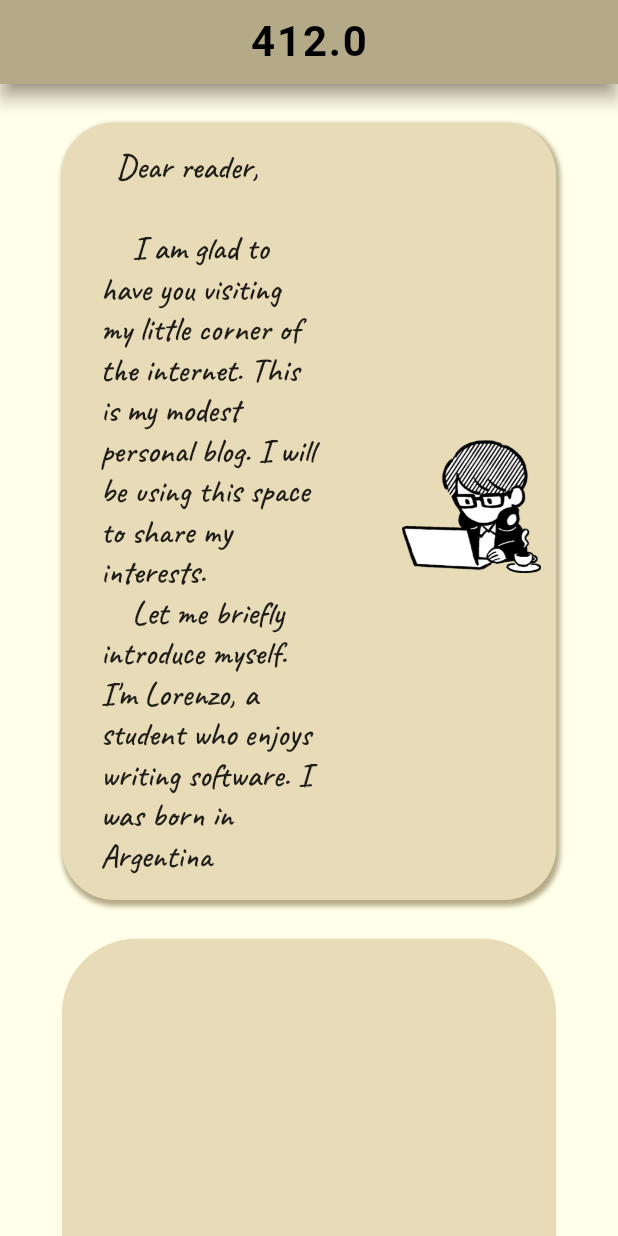
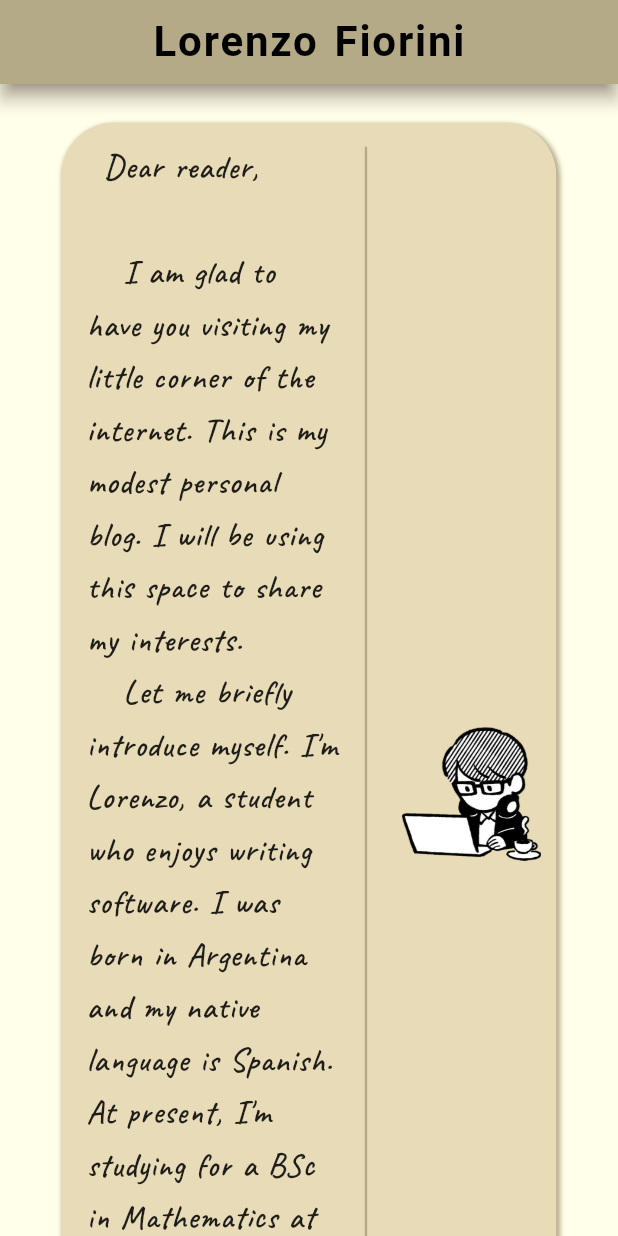
Before and after one commit to LorenFiorini/Personal-Portfolio, a Flutter app: the screen it shows after launch, on a phone screen of 412 x 824 dp. Run offline on Flutter 3.47's test engine with Material 2 defaults, Android fonts, the light colour scheme and no system bars; our stand-ins replace google_fonts; Roboto replaces fonts that are missing (Merienda).

Commit message:
ParentDataWidget solved

```diff
--- a/lib/home.dart
+++ b/lib/home.dart
@@ -1,5 +1,3 @@
-//import 'dart:html';
-
 import 'package:flutter/material.dart';
 import 'package:personal_portfolio/colors.dart';
 import 'package:personal_portfolio/texts.dart';
@@ -12,19 +10,16 @@ class Home extends StatefulWidget {
 }
 
 class _MyHomePageState extends State<Home> {
-
   @override
   Widget build(BuildContext context) {
     double screenWidth = MediaQuery.of(context).size.width;
 
     return Scaffold(
-
       appBar: AppBar(
         shape: RoundedRectangleBorder(),
         centerTitle: true,
         title: Text(
-          //'Lorenzo Fiorini',
-          screenWidth.toString(),
+          'Lorenzo Fiorini',
           style: GoogleFonts.merienda(
             textStyle: TextStyle(
               fontSize: 28,
@@ -39,24 +34,20 @@ class _MyHomePageState extends State<Home> {
         backgroundColor: paperDark,
         shadowColor: Colors.brown,
       ),
-
-      backgroundColor: paperLight, //Color(0xFF84FFFF),
-
+      backgroundColor: paperLight,
       body: Column(
         children: <Widget>[
-            Expanded(
+          Flexible(
             child: ListView(
-                padding:  EdgeInsets.fromLTRB(
+              padding: EdgeInsets.fromLTRB(
                 screenWidth / 10,
                 screenWidth / 10 * (5 / 8),
                 screenWidth / 10,
                 screenWidth / 10 * (5 / 8),
               ),
               children: <Widget>[
-
-                  Expanded(child:
-                  Container(
-                    //height: screenWidth * 0.5 * (5 / 8),
+                IntrinsicHeight(
+                  child: Container(
                     decoration: BoxDecoration(
                       color: primaryPaper,
                       shape: BoxShape.rectangle,
@@ -66,20 +57,22 @@ class _MyHomePageState extends State<Home> {
                           color: paperDark,
                           blurRadius: 2.0,
                           spreadRadius: 1.0,
-                          offset: Offset(1.5, 2.4), // shadow direction: bottom right
+                          offset: Offset(
+                              1.5, 2.4), // shadow direction: bottom right
                         )
                       ],
                     ),
+                    //height: MediaQuery.of(context).size.height,
+
                     child: Row(
                       children: <Widget>[
-
                         Flexible(
                           flex: 100,
                           child: Container(
                             padding: EdgeInsets.fromLTRB(
-                              screenWidth / 10 * (5 / 8),
                               screenWidth / 10 * pow(5 / 8, 2),
-                              screenWidth / 10 * (5 / 8),
+                              screenWidth / 10 * pow(5 / 8, 3),
+                              screenWidth / 10 * pow(5 / 8, 3),
                               screenWidth / 10 * pow(5 / 8, 2),
                             ),
                             decoration: BoxDecoration(
@@ -89,20 +82,21 @@ class _MyHomePageState extends State<Home> {
                             child: Text(
                               myDescription,
                               style: GoogleFonts.caveat(
+                                height: 1.6,
+                                letterSpacing: 5/8,
+                                wordSpacing: 1,
                                 fontWeight: FontWeight.w600,
                                 fontSize: 20 + screenWidth / 230,
                               ),
                             ),
                           ),
                         ),
-
                         VerticalDivider(
-                          indent: (MediaQuery.of(context).size.height) * 0.1,
-                          endIndent: (MediaQuery.of(context).size.height) * 0.1,
-                          thickness: 8/5,
+                          indent: screenWidth / 10 * pow(5 / 8, 2),
+                          endIndent: screenWidth / 10 * pow(5 / 8, 2),
+                          thickness: 8 / 5,
                           color: paperDark,
                         ),
-
                         Flexible(
                           flex: 61,
                           child: Container(
@@ -113,19 +107,17 @@ class _MyHomePageState extends State<Home> {
                               screenWidth / 10 * pow(5 / 8, 2),
                             ),
                             alignment: Alignment.center,
-                            child: Image.asset('assets/images/people_007-blk-w.png'),
+                            child: Image.asset(
+                                'assets/images/people_007-blk-w.png'),
                           ),
                         ),
                       ],
                     ),
                   ),
                 ),
-
-
                 SizedBox(
                   height: screenWidth / 10 * (5 / 8),
-                  ),
-
+                ), /*
                 Container(
                   height: 500,
                   decoration: BoxDecoration(
@@ -134,11 +126,9 @@ class _MyHomePageState extends State<Home> {
                   ),
                   child: const Center(child: Text('Entry B')),
                 ),
-
                 SizedBox(
                   height: screenWidth / 10 * (5 / 8),
                 ),
-
                 Container(
                   height: 500,
                   decoration: BoxDecoration(
@@ -146,12 +136,11 @@ class _MyHomePageState extends State<Home> {
                     borderRadius: BorderRadius.circular(50),
                   ),
                   child: const Center(child: Text('Entry C')),
-                  ),
+                ),*/
               ],
             ),
           ),
         ],
-
       ),
     );
   }
--- a/lib/texts.dart
+++ b/lib/texts.dart
@@ -1,8 +1,9 @@
 import 'package:google_fonts/google_fonts.dart';
-
 
 String myDescription = '  Dear reader, \n\n'
     '    I am glad to have you visiting my little corner of the internet. '
     'This is my modest personal blog. I will be using this space to share my interests. \n'
-    "    Let me briefly introduce myself. I'm Lorenzo, a student who enjoys "
-    "writing software. I was born in Argentina";
+    "    Let me briefly introduce myself. I'm Lorenzo, a student who enjoys writing "
+    "software. I was born in Argentina and my native language is Spanish. "
+    "At present, I'm studying for a BSc in Mathematics at Budapest University of "
+    "Technology and Economics, as a full scholarship holder.";
```
Also changed, not shown: 1 other file. Lines whose indentation alone changed are shown as unchanged.
